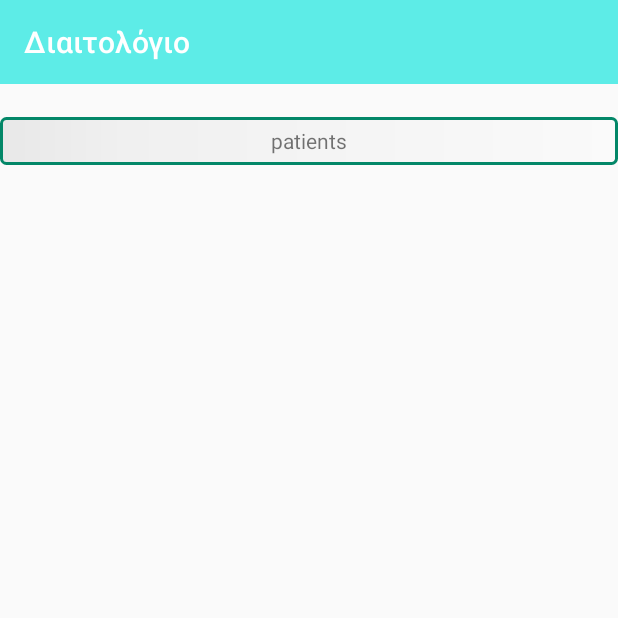
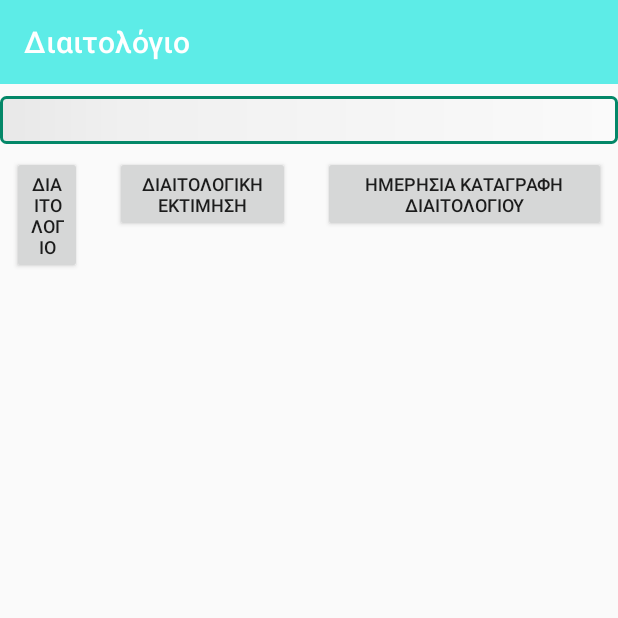
Before and after one commit to microsleader/NosileutikosFakelos, an Android app: the DiaitologioActivity screen opened directly, with no data from a screen before it, on a phone screen of 412 x 824 dp, the top half of it. Run offline under Robolectric (Android 15) with nearby library versions, the phone set to English and light mode, and no system bars; libraries missing offline, so code that uses them is left out: br.com.simplepass, com.github.ag.floatingactionmenu, com.shashank.sony, com.victor.loading; plain views replace OptionsFabLayout; 5 statements that could not run were skipped.

Commit message:
ελεγχοι για bugs

```diff
--- a/app/src/main/java/micros_leader/george/nosileutikosfakelos/AsyncTasks/AsyncTaskUpdate_JSON.java
+++ b/app/src/main/java/micros_leader/george/nosileutikosfakelos/AsyncTasks/AsyncTaskUpdate_JSON.java
@@ -153,7 +153,7 @@ public class AsyncTaskUpdate_JSON extends AsyncTask<String, Void, String> {
             if (Utils.containsCaseInsensitive("userID",names)){
                 if (json.has("UserID"))
                     json.remove("UserID");
-        }
+            }
 
 
              //   Log.e("eleos",json.toString());
--- a/app/src/main/java/micros_leader/george/nosileutikosfakelos/OROFOI/f_Diaitologio/DialogFragmentUpdateDiaitologio.java
+++ b/app/src/main/java/micros_leader/george/nosileutikosfakelos/OROFOI/f_Diaitologio/DialogFragmentUpdateDiaitologio.java
@@ -120,8 +120,8 @@ public class DialogFragmentUpdateDiaitologio extends DialogFragment  {
     public void onDismiss(DialogInterface dialog) {
         super.onDismiss(dialog);
 
-        if (getActivity() != null)
-         ((DiaitologioActivity)getActivity()).getDiaitologio(transgroupid);
+//        if (getActivity() != null)
+//         ((DiaitologioActivity)getActivity()).getDiaitologio(transgroupid);
 
 
     }
--- a/app/src/main/java/micros_leader/george/nosileutikosfakelos/Spinner_new_Adapter.java
+++ b/app/src/main/java/micros_leader/george/nosileutikosfakelos/Spinner_new_Adapter.java
@@ -30,6 +30,11 @@ public class Spinner_new_Adapter extends ArrayAdapter<Spinner_item>{
 
     @Override
     public Spinner_item getItem(int position){
+        if (values == null)
+            return new Spinner_item();
+        if (position >= values.length)
+            return values[0];
+
         return values[position];
     }
 
--- a/app/src/main/java/micros_leader/george/nosileutikosfakelos/Utils.java
+++ b/app/src/main/java/micros_leader/george/nosileutikosfakelos/Utils.java
@@ -1424,6 +1424,9 @@ public class Utils  {
 
     public static String convertHourTomillisecondsGR(String oldTime){
 
+        if (oldTime == null)
+            return "";
+
         @SuppressLint("SimpleDateFormat")
         SimpleDateFormat formatter = new SimpleDateFormat("HH:mm");
         formatter.setLenient(false);
--- a/app/src/main/res/layout/activity_diaitologio.xml
+++ b/app/src/main/res/layout/activity_diaitologio.xml
@@ -29,13 +29,51 @@
                     android:id="@+id/patientsTV"
                     android:layout_width="match_parent"
                     android:layout_height="wrap_content"
-                    android:layout_marginTop="22dp"
+                    android:layout_marginTop="8dp"
                     android:background="@drawable/edittext_shape"
 
                     android:gravity="center"
                     android:paddingStart="1dp"
                     android:paddingEnd="1dp"
-                    android:text="patients" />
+                     />
+
+    <LinearLayout
+        android:layout_width="wrap_content"
+        android:layout_height="wrap_content"
+        android:layout_gravity="center"
+        android:layout_margin="8dp"
+        >
+
+        <Button
+            android:id="@+id/diaitologioBT"
+            android:layout_width="wrap_content"
+            android:layout_height="wrap_content"
+            android:layout_weight="1"
+            android:text="ΔΙΑΙΤΟΛΟΓΙΟ"
+            android:textSize="12sp"
+            android:layout_marginEnd="22dp"
+
+            />
+
+
+        <Button
+            android:id="@+id/dietEktimisiBT"
+            android:layout_width="wrap_content"
+            android:layout_height="wrap_content"
+            android:layout_weight="1"
+            android:layout_marginEnd="22dp"
+            android:textSize="12sp"
+            android:text="ΔΙΑΙΤΟΛΟΓΙΚΗ ΕΚΤΙΜΗΣΗ" />
+
+        <Button
+            android:id="@+id/dailyDietBT"
+            android:layout_width="wrap_content"
+            android:layout_height="wrap_content"
+            android:layout_weight="1"
+            android:textSize="12sp"
+            android:text="ΗΜΕΡΗΣΙΑ ΚΑΤΑΓΡΑΦΗ ΔΙΑΙΤΟΛΟΓΙΟΥ" />
+
+    </LinearLayout>
 
 
     <androidx.fragment.app.FragmentContainerView
```
Also changed, not shown: app/build.gradle (+5 -5 lines), app/src/main/java/micros_leader/george/nosileutikosfakelos/AsyncTasks/AsyncTaskGetJSON2.java (+18 -4 lines), app/src/main/java/micros_leader/george/nosileutikosfakelos/BasicRV.java (+9 -1 lines), app/src/main/java/micros_leader/george/nosileutikosfakelos/InfoSpecificLists.java (+42 -0 lines), app/src/main/java/micros_leader/george/nosileutikosfakelos/OROFOI/f_Diaitologio/DiaitologioActivity.java (+180 -305 lines), app/src/main/java/micros_leader/george/nosileutikosfakelos/OROFOI/f_Nosileutikos_aimokatharseis/Nosileutikos_aim_mediteraneo_3/MainActivity_Aim.java (+4 -3 lines), app/src/main/java/micros_leader/george/nosileutikosfakelos/TableView/Table.java (+45 -7 lines).
